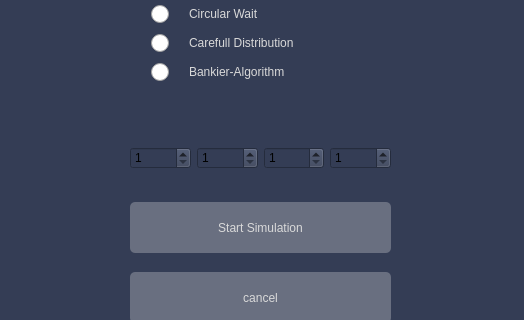
This is DeadLocks-Final-Test/startdialog.ui in breathTake/Deadlocks-Algorithm-Simulation as Qt 5 draws it before an edit; both pictures show x 0 to 524 and y 198 to 518 of the 524 by 603 pixel window. The edited form follows.
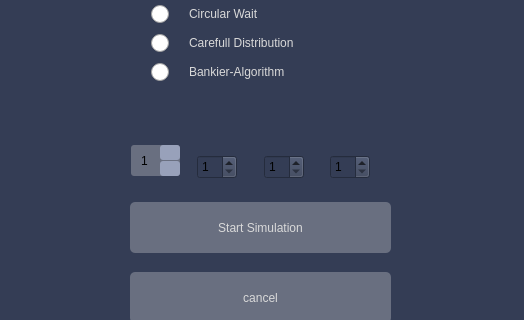
This is the edited form. Icons and pictures are not drawn.

Commit message:
changed start dialog
fixed bug that made start dialog reapear when cancle was pressed
added signals and slots to connect resource counts to main window

Diff of the .ui file:
```diff
--- a/DeadLocks-Final-Test/startdialog.ui
+++ b/DeadLocks-Final-Test/startdialog.ui
@@ -16,7 +16,7 @@
   <property name="styleSheet">
    <string notr="true">background-color: rgb(52, 61, 85);</string>
   </property>
-  <widget class="QWidget" name="">
+  <widget class="QWidget" name="layoutWidget">
    <property name="geometry">
     <rect>
      <x>150</x>
@@ -187,32 +187,90 @@
     </item>
    </layout>
   </widget>
-  <widget class="QWidget" name="">
+  <widget class="QPushButton" name="startSimulationButton">
    <property name="geometry">
     <rect>
      <x>130</x>
-     <y>340</y>
+     <y>400</y>
      <width>261</width>
-     <height>32</height>
+     <height>51</height>
     </rect>
    </property>
-   <layout class="QHBoxLayout" name="horizontalLayout">
-    <item>
-     <widget class="QSpinBox" name="spinBox_Printer">
-      <property name="styleSheet">
-       <string notr="true">QSpinBox {
+   <property name="styleSheet">
+    <string notr="true">QPushButton {
+    border-radius: 5px;
+	background-color: rgb(105, 111, 128);
+	font: 18pt &quot;Futura BdCn BT&quot;;
+	color: rgb(217, 217, 217);
+};
+QPushButton::pressed {
+    border-radius: 5px;
+	background-color: rgb(40, 43, 52);
+	font: 18pt &quot;Futura BdCn BT&quot;;
+	color: rgb(217, 217, 217);
+}
+</string>
+   </property>
+   <property name="text">
+    <string>Start Simulation</string>
+   </property>
+   <property name="checkable">
+    <bool>false</bool>
+   </property>
+  </widget>
+  <widget class="QPushButton" name="cancelButton">
+   <property name="geometry">
+    <rect>
+     <x>130</x>
+     <y>470</y>
+     <width>261</width>
+     <height>51</height>
+    </rect>
+   </property>
+   <property name="styleSheet">
+    <string notr="true">QPushButton {
+    border-radius: 5px;
+	background-color: rgb(105, 111, 128);
+	font: 18pt &quot;Futura BdCn BT&quot;;
+	color: rgb(217, 217, 217);
+};
+QPushButton::pressed {
+    border-radius: 5px;
+	background-color: rgb(40, 43, 52);
+	font: 18pt &quot;Futura BdCn BT&quot;;
+	color: rgb(217, 217, 217);
+}
+</string>
+   </property>
+   <property name="text">
+    <string>cancel</string>
+   </property>
+  </widget>
+  <widget class="QSpinBox" name="spinBox_Printer">
+   <property name="geometry">
+    <rect>
+     <x>131</x>
+     <y>343</y>
+     <width>49</width>
+     <height>31</height>
+    </rect>
+   </property>
+   <property name="styleSheet">
+    <string notr="true">QSpinBox {
     padding-right: 15px; /* make room for the arrows */
-    border-image: url(:/images/frame.png) 4;
-    border-width: 3;
+    border-width: 5px;
+	border-radius: 3px;
+	background-color: rgb(105, 111, 128);
+    padding: 8px;
 }
 
 QSpinBox::up-button {
     subcontrol-origin: border;
-    subcontrol-position: top right; /* position at the top right corner */
-
-    width: 16px; /* 16 + 2*1px border-width = 15px padding + 3px parent border */
-    border-image: url(:/images/spinup.png) 1;
-    border-width: 1px;
+	border-radius: 3px;
+    subcontrol-position:  top right; /* position at the top right corner */
+	background-color: rgb(152, 161, 186);
+    width: 20px; /* 16 + 2*1px border-width = 15px padding + 3px parent border */
+    border-width: 3px;
 }
 
 QSpinBox::up-button:hover {
@@ -230,17 +288,16 @@
 }
 
 QSpinBox::up-arrow:disabled, QSpinBox::up-arrow:off { /* off state when value is max */
-   image: url(:/images/up_arrow_disabled.png);
+
 }
 
 QSpinBox::down-button {
-    subcontrol-origin: border;
-    subcontrol-position: bottom right; /* position at bottom right corner */
-
-    width: 16px;
-    border-image: url(:/images/spindown.png) 1;
-    border-width: 1px;
-    border-top-width: 0;
+      subcontrol-origin: border;
+	border-radius: 3px;
+    subcontrol-position:  bottom right; /* position at the top right corner */
+	background-color: rgb(152, 161, 186);
+    width: 20px; /* 16 + 2*1px border-width = 15px padding + 3px parent border */
+    border-width: 3px;
 }
 
 QSpinBox::down-button:hover {
@@ -252,7 +309,8 @@
 }
 
 QSpinBox::down-arrow {
-    image: url(:/images/down_arrow.png);
+    
+	color: rgb(217, 217, 217);
     width: 7px;
     height: 7px;
 }
@@ -260,105 +318,62 @@
 QSpinBox::down-arrow:disabled,
 QSpinBox::down-arrow:off { /* off state when value in min */
    image: url(:/images/down_arrow_disabled.png);
-}</string>
-      </property>
-      <property name="minimum">
-       <number>1</number>
-      </property>
-      <property name="maximum">
-       <number>10</number>
-      </property>
-     </widget>
-    </item>
-    <item>
-     <widget class="QSpinBox" name="spinBox_Cd">
-      <property name="minimum">
-       <number>1</number>
-      </property>
-      <property name="maximum">
-       <number>10</number>
-      </property>
-     </widget>
-    </item>
-    <item>
-     <widget class="QSpinBox" name="spinBox_Plotter">
-      <property name="minimum">
-       <number>1</number>
-      </property>
-      <property name="maximum">
-       <number>10</number>
-      </property>
-     </widget>
-    </item>
-    <item>
-     <widget class="QSpinBox" name="spinBox_TapeDrive">
-      <property name="minimum">
-       <number>1</number>
-      </property>
-      <property name="maximum">
-       <number>10</number>
-      </property>
-     </widget>
-    </item>
-   </layout>
+}
+</string>
+   </property>
+   <property name="minimum">
+    <number>1</number>
+   </property>
+   <property name="maximum">
+    <number>10</number>
+   </property>
   </widget>
-  <widget class="QPushButton" name="startSimulationButton">
+  <widget class="QSpinBox" name="spinBox_Cd">
    <property name="geometry">
     <rect>
-     <x>130</x>
-     <y>400</y>
-     <width>261</width>
-     <height>51</height>
+     <x>197</x>
+     <y>353</y>
+     <width>40</width>
+     <height>24</height>
     </rect>
    </property>
-   <property name="styleSheet">
-    <string notr="true">QPushButton {
-    border-radius: 5px;
-	background-color: rgb(105, 111, 128);
-	font: 18pt &quot;Futura BdCn BT&quot;;
-	color: rgb(217, 217, 217);
-};
-QPushButton::pressed {
-    border-radius: 5px;
-	background-color: rgb(40, 43, 52);
-	font: 18pt &quot;Futura BdCn BT&quot;;
-	color: rgb(217, 217, 217);
-}
-</string>
+   <property name="minimum">
+    <number>1</number>
    </property>
-   <property name="text">
-    <string>Start Simulation</string>
+   <property name="maximum">
+    <number>10</number>
    </property>
-   <property name="checkable">
-    <bool>false</bool>
+  </widget>
+  <widget class="QSpinBox" name="spinBox_Plotter">
+   <property name="geometry">
+    <rect>
+     <x>264</x>
+     <y>353</y>
+     <width>40</width>
+     <height>24</height>
+    </rect>
    </property>
+   <property name="minimum">
+    <number>1</number>
+   </property>
+   <property name="maximum">
+    <number>10</number>
+   </property>
   </widget>
-  <widget class="QPushButton" name="cancelButton">
+  <widget class="QSpinBox" name="spinBox_TapeDrive">
    <property name="geometry">
     <rect>
-     <x>130</x>
-     <y>470</y>
-     <width>261</width>
-     <height>51</height>
+     <x>330</x>
+     <y>353</y>
+     <width>40</width>
+     <height>24</height>
     </rect>
    </property>
-   <property name="styleSheet">
-    <string notr="true">QPushButton {
-    border-radius: 5px;
-	background-color: rgb(105, 111, 128);
-	font: 18pt &quot;Futura BdCn BT&quot;;
-	color: rgb(217, 217, 217);
-};
-QPushButton::pressed {
-    border-radius: 5px;
-	background-color: rgb(40, 43, 52);
-	font: 18pt &quot;Futura BdCn BT&quot;;
-	color: rgb(217, 217, 217);
-}
-</string>
+   <property name="minimum">
+    <number>1</number>
    </property>
-   <property name="text">
-    <string>cancel</string>
+   <property name="maximum">
+    <number>10</number>
    </property>
   </widget>
  </widget>
```
Left out of the diff: 21 changed lines with no effect on the pictures. The commit also changes 5 other files.
